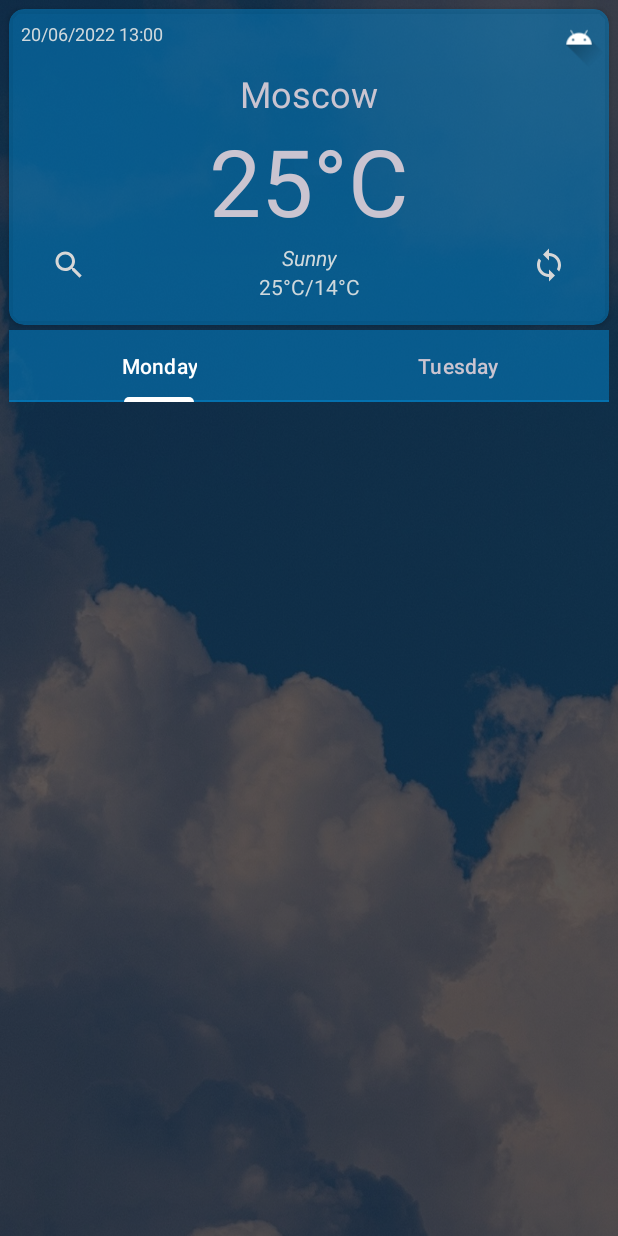
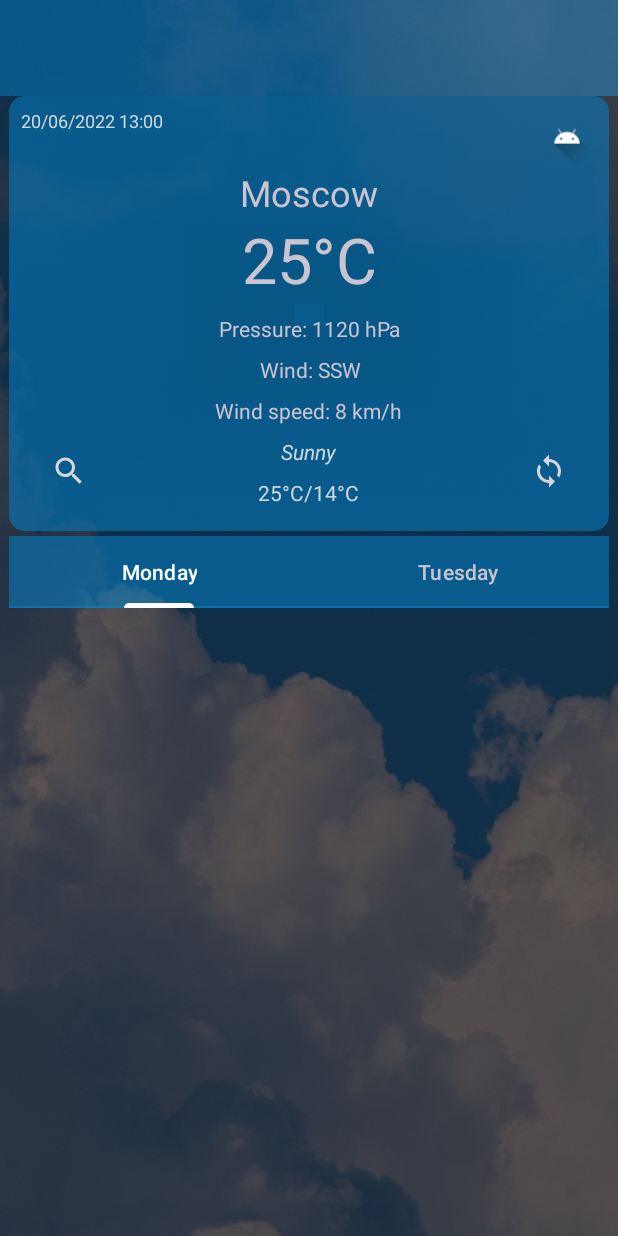
Before and after one commit to PopovGitProjects/WeatherForecastAppCourse, an Android app: the layout fragment_main.xml on its own in the app's theme, with its tools: preview values and no code run, on a phone screen of 412 x 824 dp. Run offline under Robolectric (Android 15) with nearby library versions, the phone set to English and light mode, and no system bars; Roboto replaces fonts that are not available here.

Commit message:
Расширил количество выводимых данных, добавил tool bar и меню.

```diff
--- a/app/src/main/java/com/example/weatherforecastappcourse/MainActivity.kt
+++ b/app/src/main/java/com/example/weatherforecastappcourse/MainActivity.kt
@@ -2,6 +2,8 @@ package com.example.weatherforecastappcourse
 
 import androidx.appcompat.app.AppCompatActivity
 import android.os.Bundle
+import android.view.Menu
+import android.view.MenuInflater
 import com.example.weatherforecastappcourse.fragments.MainFragment
 
 class MainActivity : AppCompatActivity() {
@@ -13,4 +15,8 @@ class MainActivity : AppCompatActivity() {
             .replace(R.id.placeholder, MainFragment.newInstance())
             .commit()
     }
+    override fun onCreateOptionsMenu(menu: Menu): Boolean {
+        menuInflater.inflate(R.menu.weather_menu, menu)
+        return true
+    }
 }
--- a/app/src/main/res/layout/fragment_main.xml
+++ b/app/src/main/res/layout/fragment_main.xml
@@ -5,6 +5,17 @@
     android:layout_width="match_parent"
     android:layout_height="match_parent"
     tools:context=".fragments.MainFragment">
+
+    <com.google.android.material.appbar.MaterialToolbar
+        android:id="@+id/materialToolbar"
+        android:layout_width="match_parent"
+        android:layout_height="wrap_content"
+        android:background="@color/cardview_bg"
+        android:minHeight="?attr/actionBarSize"
+        android:theme="?attr/actionBarTheme"
+        app:layout_constraintEnd_toEndOf="parent"
+        app:layout_constraintStart_toStartOf="parent"
+        app:layout_constraintTop_toTopOf="parent" />
 
     <ImageView
         android:id="@+id/imageView"
@@ -25,13 +36,12 @@
         android:layout_width="match_parent"
         android:layout_height="wrap_content"
         android:layout_marginStart="6dp"
-        android:layout_marginTop="6dp"
         android:layout_marginEnd="6dp"
         android:backgroundTint="@color/cardview_bg"
         app:cardCornerRadius="10dp"
         app:layout_constraintEnd_toEndOf="parent"
         app:layout_constraintStart_toStartOf="parent"
-        app:layout_constraintTop_toTopOf="parent">
+        app:layout_constraintTop_toBottomOf="@+id/materialToolbar">
 
         <androidx.constraintlayout.widget.ConstraintLayout
             android:layout_width="match_parent"
@@ -54,6 +64,8 @@
                 android:id="@+id/img_weather"
                 android:layout_width="40dp"
                 android:layout_height="40dp"
+                android:layout_marginTop="8dp"
+                android:layout_marginEnd="8dp"
                 android:contentDescription="@string/weather_image"
                 android:src="@drawable/ic_launcher_foreground"
                 app:layout_constraintEnd_toEndOf="parent"
@@ -75,7 +87,7 @@
                 android:layout_width="wrap_content"
                 android:layout_height="wrap_content"
                 android:fontFamily="@font/abeezee"
-                android:textSize="62sp"
+                android:textSize="42sp"
                 app:layout_constraintEnd_toEndOf="parent"
                 app:layout_constraintStart_toStartOf="parent"
                 app:layout_constraintTop_toBottomOf="@+id/tv_city"
@@ -85,25 +97,27 @@
                 android:id="@+id/tv_condition"
                 android:layout_width="wrap_content"
                 android:layout_height="wrap_content"
+                android:layout_marginTop="8dp"
                 android:fontFamily="@font/abeezee"
-                android:textStyle="italic"
                 android:textColor="#CFD8DC"
                 android:textSize="14sp"
-                app:layout_constraintEnd_toEndOf="parent"
-                app:layout_constraintStart_toStartOf="parent"
-                app:layout_constraintTop_toBottomOf="@+id/tv_current_temp"
+                android:textStyle="italic"
+                app:layout_constraintEnd_toEndOf="@+id/tvWindSpeed"
+                app:layout_constraintStart_toStartOf="@+id/tvWindSpeed"
+                app:layout_constraintTop_toBottomOf="@+id/tvWindSpeed"
                 tools:text="Sunny" />
 
             <TextView
                 android:id="@+id/tv_max_min"
                 android:layout_width="wrap_content"
                 android:layout_height="wrap_content"
+                android:layout_marginTop="8dp"
                 android:layout_marginBottom="16dp"
                 android:fontFamily="@font/abeezee"
                 android:textColor="#CFD8DC"
                 app:layout_constraintBottom_toBottomOf="parent"
-                app:layout_constraintEnd_toEndOf="parent"
-                app:layout_constraintStart_toStartOf="parent"
+                app:layout_constraintEnd_toEndOf="@+id/tv_condition"
+                app:layout_constraintStart_toStartOf="@+id/tv_condition"
                 app:layout_constraintTop_toBottomOf="@+id/tv_condition"
                 tools:text="25\u00B0C/14\u00B0C" />
 
@@ -136,6 +150,37 @@
                 app:layout_constraintBottom_toBottomOf="parent"
                 app:layout_constraintEnd_toEndOf="parent"
                 tools:ignore="SpeakableTextPresentCheck" />
+
+            <TextView
+                android:id="@+id/tvPressure"
+                android:layout_width="wrap_content"
+                android:layout_height="wrap_content"
+                android:layout_marginTop="8dp"
+                app:layout_constraintEnd_toEndOf="@+id/tv_current_temp"
+                app:layout_constraintStart_toStartOf="@+id/tv_current_temp"
+                app:layout_constraintTop_toBottomOf="@+id/tv_current_temp"
+                tools:text="Pressure: 1120 hPa" />
+
+            <TextView
+                android:id="@+id/tvWind"
+                android:layout_width="wrap_content"
+                android:layout_height="wrap_content"
+                android:layout_marginTop="8dp"
+                app:layout_constraintEnd_toEndOf="@+id/tvPressure"
+                app:layout_constraintStart_toStartOf="@+id/tvPressure"
+                app:layout_constraintTop_toBottomOf="@+id/tvPressure"
+                tools:text="Wind: SSW" />
+
+            <TextView
+                android:id="@+id/tvWindSpeed"
+                android:layout_width="wrap_content"
+                android:layout_height="wrap_content"
+                android:layout_marginTop="8dp"
+                app:layout_constraintEnd_toEndOf="@+id/tvWind"
+                app:layout_constraintHorizontal_bias="0.526"
+                app:layout_constraintStart_toStartOf="@+id/tvWind"
+                app:layout_constraintTop_toBottomOf="@+id/tvWind"
+                tools:text="Wind speed: 8 km/h" />
 
         </androidx.constraintlayout.widget.ConstraintLayout>
     </androidx.cardview.widget.CardView>
--- a/build.gradle
+++ b/build.gradle
@@ -1,7 +1,7 @@
 // Top-level build file where you can add configuration options common to all sub-projects/modules.
 plugins {
-    id 'com.android.application' version '7.3.0' apply false
-    id 'com.android.library' version '7.3.0' apply false
+    id 'com.android.application' version '7.3.1' apply false
+    id 'com.android.library' version '7.3.1' apply false
     id 'org.jetbrains.kotlin.android' version '1.7.0' apply false
 }
 
```
Also changed, not shown: app/src/main/java/com/example/weatherforecastappcourse/fragments/MainFragment.kt (+8 -5 lines), app/src/main/res/layout/switch_item.xml (added, +11 -0 lines), app/src/main/res/menu/weather_menu.xml (added, +19 -0 lines).
